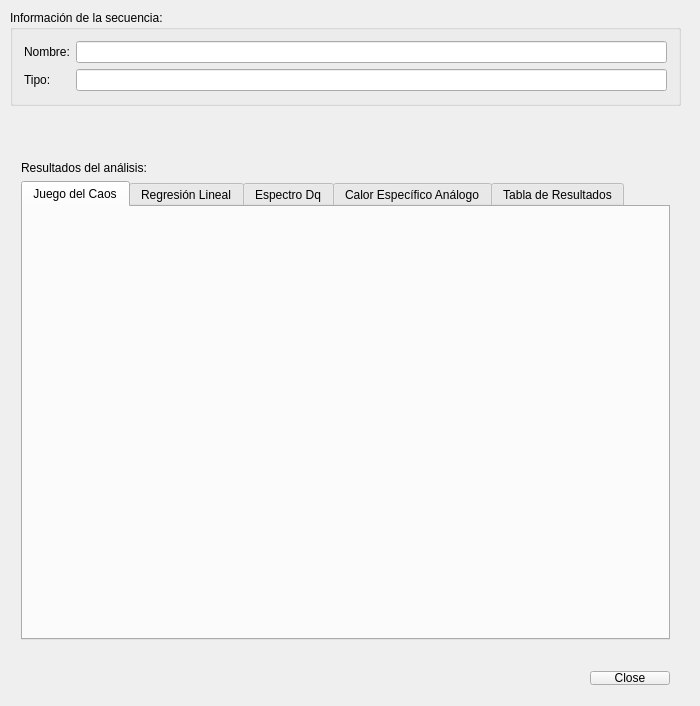
Before: the Qt Designer form src/gui/MfaResultsForm.ui in hspitia/GenomAMf, drawn with Qt 5.
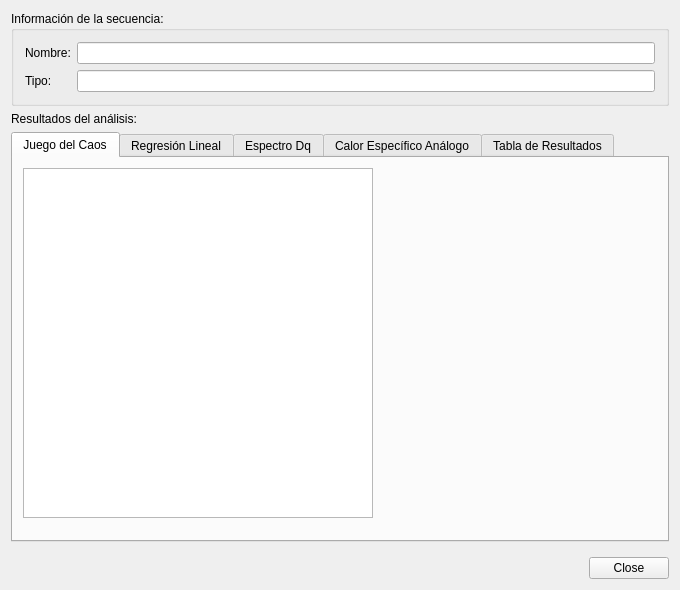
After: the same form once the commit is applied.

Commit message: Adición clase Message. Cambios en MfaResultsForm

What changed in the file:
```diff
--- a/src/gui/MfaResultsForm.ui
+++ b/src/gui/MfaResultsForm.ui
@@ -6,22 +6,22 @@
    <rect>
     <x>0</x>
     <y>0</y>
-    <width>700</width>
-    <height>706</height>
+    <width>680</width>
+    <height>590</height>
    </rect>
   </property>
+  <property name="minimumSize">
+   <size>
+    <width>680</width>
+    <height>590</height>
+   </size>
+  </property>
   <property name="windowTitle">
    <string>MfaResultsForm</string>
   </property>
+  <layout class="QGridLayout" name="gridLayout_3">
+   <item row="0" column="0">
   <widget class="QGroupBox" name="groupBox">
-   <property name="geometry">
-    <rect>
-     <x>10</x>
-     <y>10</y>
-     <width>671</width>
-     <height>96</height>
-    </rect>
-   </property>
    <property name="title">
     <string>Información de la secuencia:</string>
    </property>
@@ -52,47 +52,8 @@
     </item>
    </layout>
   </widget>
-  <widget class="QWidget" name="">
-   <property name="geometry">
-    <rect>
-     <x>10</x>
-     <y>660</y>
-     <width>671</width>
-     <height>36</height>
-    </rect>
-   </property>
-   <layout class="QHBoxLayout" name="horizontalLayout">
-    <item>
-     <spacer name="horizontalSpacer">
-      <property name="orientation">
-       <enum>Qt::Horizontal</enum>
-      </property>
-      <property name="sizeHint" stdset="0">
-       <size>
-        <width>40</width>
-        <height>20</height>
-       </size>
-      </property>
-     </spacer>
-    </item>
-    <item>
-     <widget class="QDialogButtonBox" name="buttonBox">
-      <property name="standardButtons">
-       <set>QDialogButtonBox::Close</set>
-      </property>
-     </widget>
-    </item>
-   </layout>
-  </widget>
-  <widget class="QWidget" name="">
-   <property name="geometry">
-    <rect>
-     <x>10</x>
-     <y>150</y>
-     <width>671</width>
-     <height>501</height>
-    </rect>
-   </property>
+   </item>
+   <item row="1" column="0">
    <layout class="QVBoxLayout" name="verticalLayout">
     <item>
      <widget class="QLabel" name="label">
@@ -110,6 +71,16 @@
        <attribute name="title">
         <string>Juego del Caos</string>
        </attribute>
+        <widget class="QGraphicsView" name="graphicsView">
+         <property name="geometry">
+          <rect>
+           <x>10</x>
+           <y>10</y>
+           <width>350</width>
+           <height>350</height>
+          </rect>
+         </property>
+        </widget>
       </widget>
       <widget class="QWidget" name="tab_2">
        <attribute name="title">
@@ -134,7 +105,35 @@
      </widget>
     </item>
    </layout>
-  </widget>
+   </item>
+   <item row="2" column="0">
+    <layout class="QHBoxLayout" name="horizontalLayout">
+     <property name="topMargin">
+      <number>9</number>
+     </property>
+     <item>
+      <spacer name="horizontalSpacer">
+       <property name="orientation">
+        <enum>Qt::Horizontal</enum>
+       </property>
+       <property name="sizeHint" stdset="0">
+        <size>
+         <width>40</width>
+         <height>20</height>
+        </size>
+       </property>
+      </spacer>
+     </item>
+     <item>
+      <widget class="QDialogButtonBox" name="buttonBox">
+       <property name="standardButtons">
+        <set>QDialogButtonBox::Close</set>
+       </property>
+      </widget>
+     </item>
+    </layout>
+   </item>
+  </layout>
  </widget>
  <layoutdefault spacing="6" margin="11"/>
  <resources/>
```
Left out of the diff: 19 changed lines with no effect on the pictures. Lines whose indentation alone changed are shown as unchanged. The commit also changes 19 other files.
